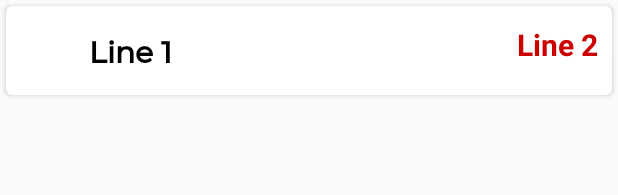
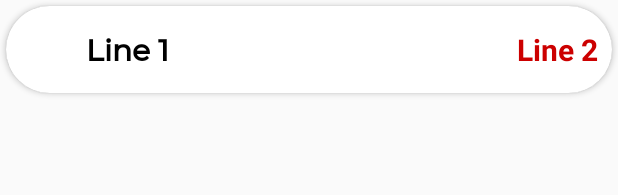
Before and after one commit to haidepzai/Finance-Manager-Android, an Android app: the layout statistic_item.xml on its own in the app's theme, with its tools: preview values and no code run, on a phone screen of 412 x 824 dp. Shown: the top 195 px of the screen. Run offline under Robolectric (Android 15) with nearby library versions, the phone set to English and light mode, and no system bars.

Commit message:
Statistic items have a better look now

```diff
--- a/FinanceManager/app/src/main/res/layout/statistic_item.xml
+++ b/FinanceManager/app/src/main/res/layout/statistic_item.xml
@@ -1,10 +1,10 @@
 <?xml version="1.0" encoding="utf-8"?>
 <androidx.cardview.widget.CardView xmlns:android="http://schemas.android.com/apk/res/android"
+    xmlns:app="http://schemas.android.com/apk/res-auto"
     android:layout_width="match_parent"
     android:layout_height="wrap_content"
-    xmlns:app="http://schemas.android.com/apk/res-auto"
-    app:cardCornerRadius="4dp"
-    android:layout_margin="4dp">
+    android:layout_margin="4dp"
+    app:cardCornerRadius="30dp">
 
     <RelativeLayout
         android:layout_width="match_parent"
@@ -13,17 +13,19 @@
 
         <ImageView
             android:id="@+id/imageCategory"
-            android:layout_width="50dp"
-            android:layout_height="50dp"
-            android:padding="2dp"/>
+            android:layout_width="40dp"
+            android:layout_height="40dp"
+            android:layout_centerVertical="true"
+            android:layout_margin="4dp"
+            android:layout_marginStart="4dp"
+            android:layout_marginBottom="4dp"
+            android:padding="3dp" />
 
         <TextView
             android:id="@+id/statisticCategory"
             android:layout_width="169dp"
             android:layout_height="50dp"
-            android:layout_alignParentTop="true"
             android:layout_marginStart="1dp"
-            android:layout_marginTop="1dp"
             android:layout_toEndOf="@+id/imageCategory"
             android:fontFamily="@font/font"
             android:gravity="center"
@@ -37,10 +39,8 @@
             android:id="@+id/statisticAmount"
             android:layout_width="158dp"
             android:layout_height="50dp"
-            android:layout_below="@+id/text1"
             android:layout_alignParentEnd="true"
             android:layout_marginStart="182dp"
-            android:layout_marginTop="-3dp"
             android:layout_marginEnd="5dp"
             android:layout_toEndOf="@+id/imageCategory"
             android:gravity="center"
```
Also changed, not shown: FinanceManager/app/src/main/res/layout/fragment_statistic.xml (+8 -5 lines).
